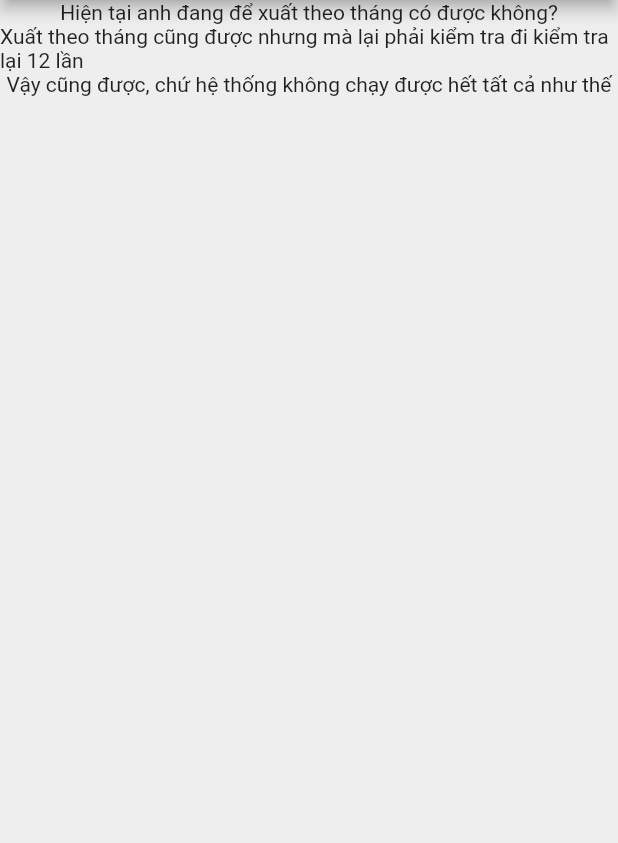
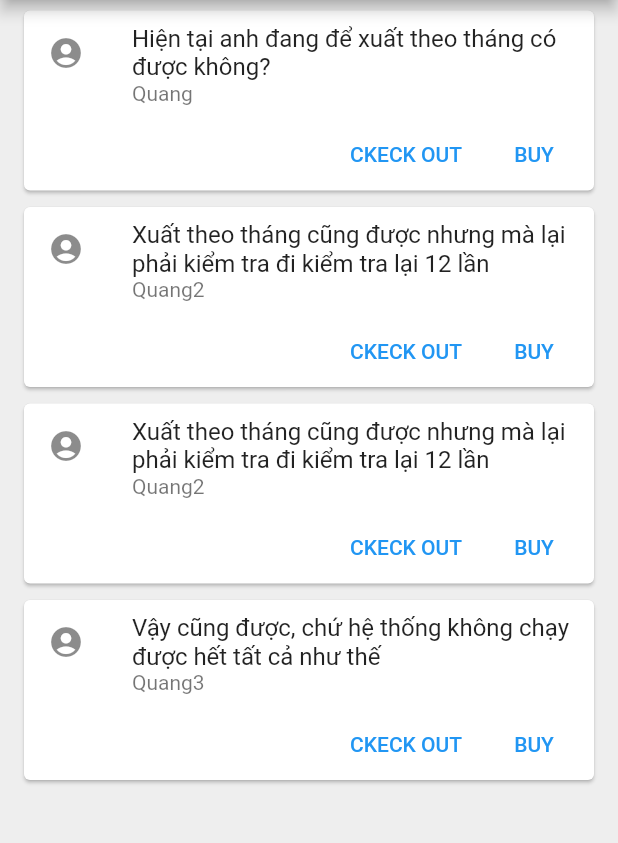
Before and after one commit to chq1993/quotes_app, a Flutter app: the screen it shows after launch, on a phone screen of 412 x 824 dp, the part 84-927 px from its top. Run offline on Flutter 3.47's test engine with Material 2 defaults, Android fonts, the phone set to English and light mode, and no system bars.

Commit message:
add Card template and Extracting Widgets

```diff
--- a/lib/main.dart
+++ b/lib/main.dart
@@ -1,6 +1,10 @@
 
+import 'dart:collection';
+
+import 'package:flutter/cupertino.dart';
 import 'package:flutter/material.dart';
-
+import 'package:quotes_app/quote.dart';
+import 'package:quotes_app/quote_card.dart';
 void main() {
   runApp(MaterialApp(
     home: QuoteList()
@@ -16,11 +20,36 @@ class QuoteList extends StatefulWidget {
 
 class _QuoteListState extends State<QuoteList> {
 
-  List<String> quotes = [
-    'Hiện tại anh đang để xuất theo tháng có được không?',
-    'Xuất theo tháng cũng được nhưng mà lại phải kiểm tra đi kiểm tra lại 12 lần',
-    'Vậy cũng được, chứ hệ thống không chạy được hết tất cả như thế'
+  List<Quote> quotes = [
+    Quote(author: 'Quang', text: 'Hiện tại anh đang để xuất theo tháng có được không?'),
+    Quote(author: 'Quang2', text: 'Xuất theo tháng cũng được nhưng mà lại phải kiểm tra đi kiểm tra lại 12 lần'),
+    Quote(author: 'Quang2', text: 'Xuất theo tháng cũng được nhưng mà lại phải kiểm tra đi kiểm tra lại 12 lần'),
+    Quote(author: 'Quang3', text: 'Vậy cũng được, chứ hệ thống không chạy được hết tất cả như thế')
   ];
+
+  Widget quoteTemplate(quote) {
+    return Card(
+      margin: EdgeInsets.fromLTRB(16.0, 16.0, 16.0, 0),
+      child: Padding(
+        padding: const EdgeInsets.all(8.0),
+        child: Column(
+          crossAxisAlignment: CrossAxisAlignment.stretch,
+          mainAxisSize: MainAxisSize.min,
+          children: [
+            Text(quote.text,
+              style: TextStyle(fontSize: 20, fontWeight: FontWeight.bold, color: Colors.blue[600]),
+            ),
+            SizedBox(height: 9.0),
+            Text(quote.author,
+            style: TextStyle(fontSize: 16.0, color: Colors.blue[800]),
+            ),
+            SizedBox(height: 8.0)
+          ],
+        ),
+      ),
+    );
+  }
+
 
   @override
   Widget build(BuildContext context) {
@@ -35,7 +64,8 @@ class _QuoteListState extends State<QuoteList> {
         ),
       ),
       body: Column(
-        children: quotes.map((e) => Text(e)).toList(),
+        children:
+        quotes.map((e) => QuoteCard(quote: e)).toList()
       ),
     );
   }
--- /dev/null
+++ b/lib/quote.dart
@@ -0,0 +1,7 @@
+
+class Quote {
+  String? text;
+  String? author;
+
+  Quote( { this.text, this.author });
+}
--- /dev/null
+++ b/lib/quote_card.dart
@@ -0,0 +1,43 @@
+import 'package:flutter/material.dart';
+import 'quote.dart';
+
+class QuoteCard extends StatelessWidget {
+
+  final Quote quote;
+  QuoteCard({required this.quote});
+  @override
+  Widget build(BuildContext context) {
+    return Center(
+      child: Padding(
+        padding: const EdgeInsets.fromLTRB(12, 3, 12, 0),
+        child: Card(
+          child: Column(
+            mainAxisSize: MainAxisSize.min,
+            children: <Widget>[
+              ListTile(
+                leading: Icon(Icons.account_circle_rounded),
+                title: Text(quote.text.toString()),
+                subtitle: Text(quote.author.toString()),
+              ),
+              Row(
+                mainAxisAlignment: MainAxisAlignment.end,
+                children: <Widget>[
+                  TextButton(
+                    child: const Text('CKECK OUT'),
+                    onPressed: () {/* ... */},
+                  ),
+                  const SizedBox(width: 8),
+                  TextButton(
+                    child: const Text('BUY'),
+                    onPressed: () {/* ... */},
+                  ),
+                  const SizedBox(width: 8),
+                ],
+              ),
+            ],
+          ),
+        ),
+      ),
+    );
+  }
+}
```
